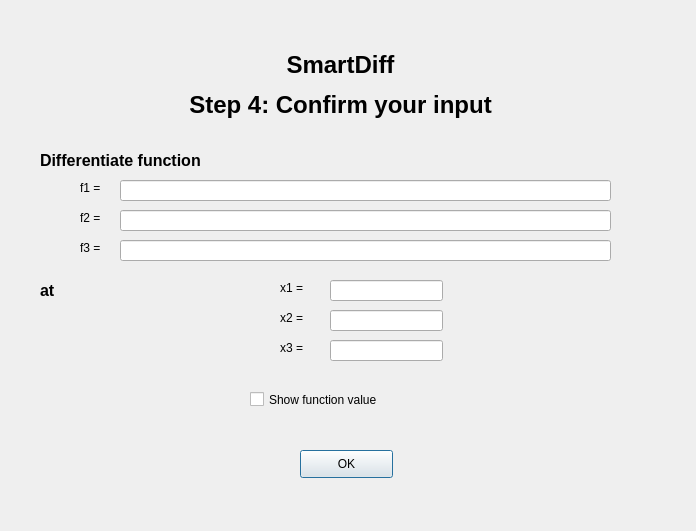
Before: the Qt Designer form SmartDiff/GUI/step4.ui in SmartDiff/cs107-FinalProject, drawn with Qt 5.
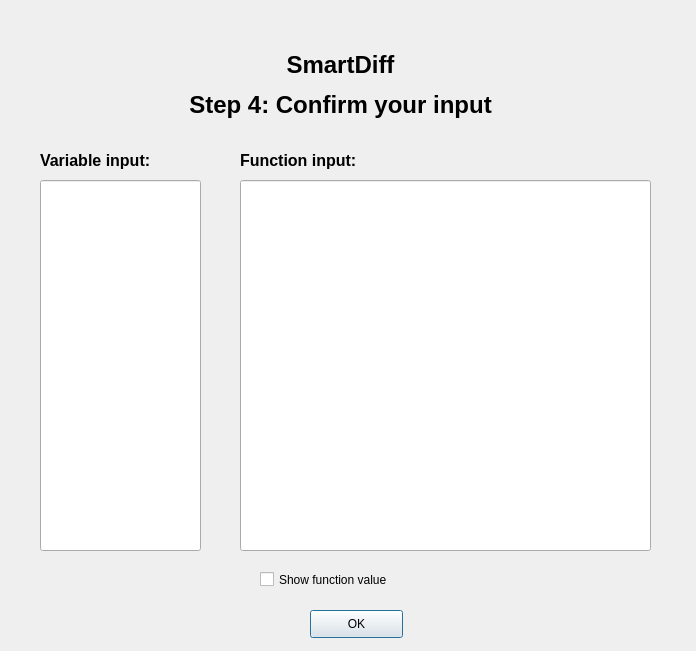
After: the same form once the commit is applied.

Commit message: updated the GUI display for step 1-4

The edit to the form file:
```diff
--- a/SmartDiff/GUI/step4.ui
+++ b/SmartDiff/GUI/step4.ui
@@ -7,7 +7,7 @@
     <x>0</x>
     <y>0</y>
     <width>696</width>
-    <height>531</height>
+    <height>651</height>
    </rect>
   </property>
   <property name="windowTitle">
@@ -32,10 +32,10 @@
   <widget class="QLineEdit" name="FuncInput_1">
    <property name="geometry">
     <rect>
-     <x>120</x>
+     <x>240</x>
      <y>180</y>
-     <width>491</width>
-     <height>21</height>
+     <width>411</width>
+     <height>371</height>
     </rect>
    </property>
    <property name="text">
@@ -48,8 +48,8 @@
   <widget class="QPushButton" name="OKButton">
    <property name="geometry">
     <rect>
-     <x>300</x>
-     <y>450</y>
+     <x>310</x>
+     <y>610</y>
      <width>93</width>
      <height>28</height>
     </rect>
@@ -61,174 +61,44 @@
   <widget class="QLabel" name="FuncLabel">
    <property name="geometry">
     <rect>
-     <x>40</x>
+     <x>240</x>
      <y>150</y>
      <width>251</width>
      <height>21</height>
     </rect>
    </property>
    <property name="text">
-    <string>&lt;html&gt;&lt;head/&gt;&lt;body&gt;&lt;p&gt;&lt;span style=&quot; font-size:12pt; font-weight:600;&quot;&gt;Differentiate function&lt;/span&gt;&lt;/p&gt;&lt;/body&gt;&lt;/html&gt;</string>
+    <string>&lt;html&gt;&lt;head/&gt;&lt;body&gt;&lt;p&gt;&lt;span style=&quot; font-size:12pt; font-weight:600;&quot;&gt;Function input:&lt;/span&gt;&lt;/p&gt;&lt;/body&gt;&lt;/html&gt;</string>
    </property>
   </widget>
   <widget class="QLabel" name="FirstLabel">
    <property name="geometry">
     <rect>
-     <x>80</x>
+     <x>40</x>
+     <y>150</y>
+     <width>181</width>
+     <height>21</height>
+    </rect>
+   </property>
+   <property name="text">
+    <string>&lt;html&gt;&lt;head/&gt;&lt;body&gt;&lt;p&gt;&lt;span style=&quot; font-size:12pt; font-weight:600;&quot;&gt;Variable input:&lt;/span&gt;&lt;/p&gt;&lt;/body&gt;&lt;/html&gt;</string>
+   </property>
+  </widget>
+  <widget class="QLineEdit" name="ValInput">
+   <property name="geometry">
+    <rect>
+     <x>40</x>
      <y>180</y>
-     <width>41</width>
-     <height>16</height>
+     <width>161</width>
+     <height>371</height>
     </rect>
-   </property>
-   <property name="text">
-    <string>f1 =</string>
-   </property>
-  </widget>
-  <widget class="QLabel" name="atLabel">
-   <property name="geometry">
-    <rect>
-     <x>40</x>
-     <y>280</y>
-     <width>72</width>
-     <height>21</height>
-    </rect>
-   </property>
-   <property name="text">
-    <string>&lt;html&gt;&lt;head/&gt;&lt;body&gt;&lt;p&gt;&lt;span style=&quot; font-size:12pt; font-weight:600;&quot;&gt;at&lt;/span&gt;&lt;/p&gt;&lt;/body&gt;&lt;/html&gt;</string>
-   </property>
-  </widget>
-  <widget class="QLineEdit" name="xVal_1">
-   <property name="geometry">
-    <rect>
-     <x>330</x>
-     <y>280</y>
-     <width>113</width>
-     <height>21</height>
-    </rect>
-   </property>
-  </widget>
-  <widget class="QLineEdit" name="xVal_2">
-   <property name="geometry">
-    <rect>
-     <x>330</x>
-     <y>310</y>
-     <width>113</width>
-     <height>21</height>
-    </rect>
-   </property>
-  </widget>
-  <widget class="QLineEdit" name="xVal_3">
-   <property name="geometry">
-    <rect>
-     <x>330</x>
-     <y>340</y>
-     <width>113</width>
-     <height>21</height>
-    </rect>
-   </property>
-  </widget>
-  <widget class="QLineEdit" name="FuncInput_2">
-   <property name="geometry">
-    <rect>
-     <x>120</x>
-     <y>210</y>
-     <width>491</width>
-     <height>21</height>
-    </rect>
-   </property>
-   <property name="text">
-    <string extracomment="default is 0"/>
-   </property>
-   <property name="placeholderText">
-    <string extracomment="Default is 0"/>
-   </property>
-  </widget>
-  <widget class="QLineEdit" name="FuncInput_3">
-   <property name="geometry">
-    <rect>
-     <x>120</x>
-     <y>240</y>
-     <width>491</width>
-     <height>21</height>
-    </rect>
-   </property>
-   <property name="text">
-    <string extracomment="default is 0"/>
-   </property>
-   <property name="placeholderText">
-    <string extracomment="Default is 0"/>
-   </property>
-  </widget>
-  <widget class="QLabel" name="secondLabel">
-   <property name="geometry">
-    <rect>
-     <x>80</x>
-     <y>210</y>
-     <width>41</width>
-     <height>16</height>
-    </rect>
-   </property>
-   <property name="text">
-    <string>f2 =</string>
-   </property>
-  </widget>
-  <widget class="QLabel" name="thirdLabel">
-   <property name="geometry">
-    <rect>
-     <x>80</x>
-     <y>240</y>
-     <width>41</width>
-     <height>16</height>
-    </rect>
-   </property>
-   <property name="text">
-    <string>f3 =</string>
-   </property>
-  </widget>
-  <widget class="QLabel" name="xLabel_1">
-   <property name="geometry">
-    <rect>
-     <x>280</x>
-     <y>280</y>
-     <width>41</width>
-     <height>16</height>
-    </rect>
-   </property>
-   <property name="text">
-    <string>x1 =</string>
-   </property>
-  </widget>
-  <widget class="QLabel" name="xLabel_2">
-   <property name="geometry">
-    <rect>
-     <x>280</x>
-     <y>310</y>
-     <width>41</width>
-     <height>16</height>
-    </rect>
-   </property>
-   <property name="text">
-    <string>x2 =</string>
-   </property>
-  </widget>
-  <widget class="QLabel" name="xLabel_3">
-   <property name="geometry">
-    <rect>
-     <x>280</x>
-     <y>340</y>
-     <width>41</width>
-     <height>16</height>
-    </rect>
-   </property>
-   <property name="text">
-    <string>x3 =</string>
    </property>
   </widget>
   <widget class="QCheckBox" name="checkBox">
    <property name="geometry">
     <rect>
-     <x>250</x>
-     <y>390</y>
+     <x>260</x>
+     <y>570</y>
      <width>191</width>
      <height>19</height>
     </rect>
```
Left out of the diff: 4 changed lines with no effect on the pictures. The commit also changes 2 other files.
